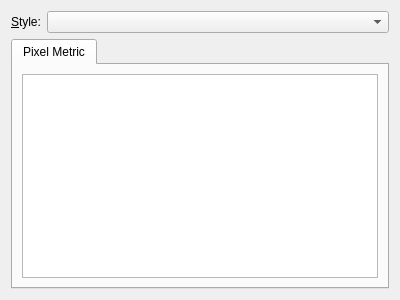
KDAB/GammaRay, file tools/styleinspector/styleinspector.ui: the form before one commit.
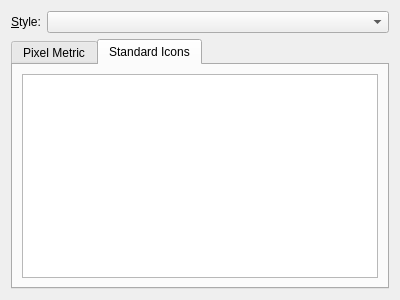
The form after the commit. The open tabs and pages were chosen to show the change.

Commit message: Add standard icon model stub and hook it up to the UI.

```diff
--- a/tools/styleinspector/styleinspector.ui
+++ b/tools/styleinspector/styleinspector.ui
@@ -59,6 +59,16 @@
        </item>
       </layout>
      </widget>
+     <widget class="QWidget" name="tab_2">
+      <attribute name="title">
+       <string>Standard Icons</string>
+      </attribute>
+      <layout class="QVBoxLayout" name="verticalLayout_3">
+       <item>
+        <widget class="QTreeView" name="standardIconView"/>
+       </item>
+      </layout>
+     </widget>
     </widget>
    </item>
   </layout>
```
The commit also changes 6 other files.
